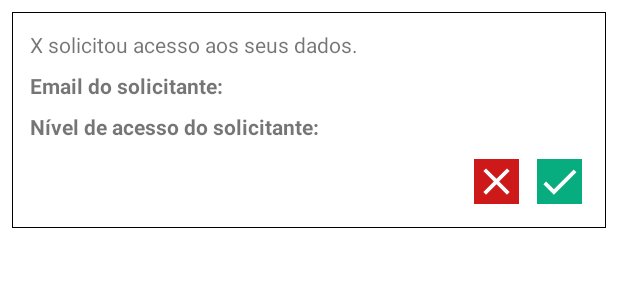
After one commit to luciopeloso/TCC, an Android app: the layout item_receive_request.xml on its own in the app's theme, with its tools: preview values and no code run, on a phone screen of 412 x 824 dp. The commit adds this screen. Shown: the top 300 px of the screen. Run offline under Robolectric (Android 15) with nearby library versions, the phone set to English and light mode, and no system bars.

Commit message:
Criação do fragment request

```diff
--- a/app/src/main/java/com/example/tcc/ui/HomeFragment.kt
+++ b/app/src/main/java/com/example/tcc/ui/HomeFragment.kt
@@ -3,6 +3,8 @@ package com.example.tcc.ui
 import android.os.Bundle
 import androidx.fragment.app.Fragment
 import android.view.LayoutInflater
+import android.view.Menu
+import android.view.MenuInflater
 import android.view.View
 import android.view.ViewGroup
 import androidx.navigation.fragment.findNavController
@@ -39,8 +41,10 @@ class HomeFragment : Fragment() {
         return binding.root
     }
 
+
     override fun onViewCreated(view: View, savedInstanceState: Bundle?) {
         super.onViewCreated(view, savedInstanceState)
+
 
         auth = Firebase.auth
 
@@ -61,6 +65,7 @@ class HomeFragment : Fragment() {
 
         adapter.addFragment(HomeVisualFragment(), R.string.page_home)
         adapter.addFragment(EntriesFragment(), R.string.page_entries)
+        adapter.addFragment(RequestFragment(), R.string.page_requests)
 
         binding.viewPager.offscreenPageLimit = adapter.itemCount
 
--- /dev/null
+++ b/app/src/main/res/drawable/ic_accept.xml
@@ -0,0 +1,5 @@
+<vector android:height="24dp" android:tint="#FFFFFF"
+    android:viewportHeight="24" android:viewportWidth="24"
+    android:width="24dp" xmlns:android="http://schemas.android.com/apk/res/android">
+    <path android:fillColor="@android:color/white" android:pathData="M9,16.17L4.83,12l-1.42,1.41L9,19 21,7l-1.41,-1.41z"/>
+</vector>
--- /dev/null
+++ b/app/src/main/res/drawable/ic_exclude.xml
@@ -0,0 +1,5 @@
+<vector android:height="24dp" android:tint="#FFFFFF"
+    android:viewportHeight="24" android:viewportWidth="24"
+    android:width="24dp" xmlns:android="http://schemas.android.com/apk/res/android">
+    <path android:fillColor="@android:color/white" android:pathData="M19,6.41L17.59,5 12,10.59 6.41,5 5,6.41 10.59,12 5,17.59 6.41,19 12,13.41 17.59,19 19,17.59 13.41,12z"/>
+</vector>
--- /dev/null
+++ b/app/src/main/res/drawable/ic_settings.xml
@@ -0,0 +1,5 @@
+<vector android:height="24dp" android:tint="#FFFFFF"
+    android:viewportHeight="24" android:viewportWidth="24"
+    android:width="24dp" xmlns:android="http://schemas.android.com/apk/res/android">
+    <path android:fillColor="@android:color/white" android:pathData="M3,18h18v-2L3,16v2zM3,13h18v-2L3,11v2zM3,6v2h18L21,6L3,6z"/>
+</vector>
--- a/app/src/main/res/layout/fragment_home.xml
+++ b/app/src/main/res/layout/fragment_home.xml
@@ -48,6 +48,8 @@
                 app:layout_constraintEnd_toEndOf="parent"
                 app:layout_constraintTop_toTopOf="parent" />
 
+
+
         </androidx.constraintlayout.widget.ConstraintLayout>
 
     </com.google.android.material.appbar.AppBarLayout>
@@ -67,4 +69,6 @@
         app:layout_constraintStart_toStartOf="parent"
         app:layout_constraintTop_toBottomOf="@id/tab_layout" />
 
+
+
 </androidx.constraintlayout.widget.ConstraintLayout>
--- /dev/null
+++ b/app/src/main/res/layout/item_receive_request.xml
@@ -0,0 +1,93 @@
+<?xml version="1.0" encoding="utf-8"?>
+<androidx.constraintlayout.widget.ConstraintLayout xmlns:android="http://schemas.android.com/apk/res/android"
+    xmlns:app="http://schemas.android.com/apk/res-auto"
+    xmlns:tools="http://schemas.android.com/tools"
+    android:layout_width="match_parent"
+    android:layout_height="wrap_content"
+    android:layout_margin="8dp"
+    android:layout_marginBottom="4dp"
+    android:background="@drawable/text_view_border">
+
+    <androidx.constraintlayout.widget.ConstraintLayout
+        android:layout_width="match_parent"
+        android:layout_height="wrap_content"
+        app:layout_constraintEnd_toEndOf="parent"
+        app:layout_constraintStart_toStartOf="parent"
+        app:layout_constraintTop_toTopOf="parent"
+        android:padding="4dp">
+
+        <TextView
+            android:id="@+id/text_message"
+            android:layout_width="wrap_content"
+            android:layout_height="wrap_content"
+            android:layout_margin="8dp"
+            android:text="@string/item_receive_request_message"
+            app:layout_constraintStart_toStartOf="parent"
+            app:layout_constraintTop_toTopOf="parent" />
+
+        <TextView
+            android:id="@+id/text_show_sender_email"
+            android:layout_width="wrap_content"
+            android:layout_height="wrap_content"
+            android:layout_margin="8dp"
+            android:layout_marginEnd="4dp"
+            android:text="@string/item_receive_request_text_sender_email"
+            android:textStyle="bold"
+            app:layout_constraintStart_toStartOf="parent"
+            app:layout_constraintTop_toBottomOf="@+id/text_message" />
+
+        <TextView
+            android:id="@+id/text_sender_email"
+            android:layout_width="wrap_content"
+            android:layout_height="wrap_content"
+            android:layout_margin="8dp"
+            android:textStyle="bold"
+            app:layout_constraintStart_toEndOf="@+id/text_show_sender_email"
+            app:layout_constraintTop_toBottomOf="@+id/text_message" />
+
+        <TextView
+            android:id="@+id/text_show_sender_type"
+            android:layout_width="wrap_content"
+            android:layout_height="wrap_content"
+            android:layout_margin="8dp"
+            android:text="@string/item_receive_request_text_sender_type"
+            android:textStyle="bold"
+            app:layout_constraintStart_toStartOf="parent"
+            app:layout_constraintTop_toBottomOf="@+id/text_show_sender_email" />
+
+        <TextView
+            android:id="@+id/text_sender_type"
+            android:layout_width="wrap_content"
+            android:layout_height="wrap_content"
+            android:layout_margin="8dp"
+            android:textStyle="bold"
+            app:layout_constraintStart_toEndOf="@+id/text_show_sender_type"
+            app:layout_constraintTop_toBottomOf="@+id/text_sender_email" />
+
+        <ImageView
+            android:id="@+id/image_accept"
+            android:layout_width="30dp"
+            android:layout_height="30dp"
+            android:layout_margin="12dp"
+            android:background="@color/green_leaf"
+            android:src="@drawable/ic_accept"
+            app:layout_constraintBottom_toBottomOf="parent"
+            app:layout_constraintEnd_toEndOf="parent"
+            app:layout_constraintTop_toBottomOf="@+id/text_sender_type"
+            android:importantForAccessibility="no" />
+
+        <ImageView
+            android:id="@+id/image_exclude"
+            android:layout_width="30dp"
+            android:layout_height="30dp"
+            android:layout_margin="12dp"
+            android:background="@color/red"
+            android:src="@drawable/ic_exclude"
+            app:layout_constraintBottom_toBottomOf="parent"
+            app:layout_constraintEnd_toStartOf="@+id/image_accept"
+            app:layout_constraintTop_toBottomOf="@+id/text_sender_type"
+            android:importantForAccessibility="no" />
+
+    </androidx.constraintlayout.widget.ConstraintLayout>
+
+</androidx.constraintlayout.widget.ConstraintLayout>
--- a/app/src/main/res/values/colors.xml
+++ b/app/src/main/res/values/colors.xml
@@ -9,4 +9,6 @@
     <color name="white">#FFFFFFFF</color>
     <color name="gray">#DADADA</color>
     <color name="green_leaf">#08AD7F</color>
+    <color name="red">#CD1919</color>
+
 </resources>
--- a/app/src/main/res/values/strings.xml
+++ b/app/src/main/res/values/strings.xml
@@ -1,5 +1,5 @@
 <resources>
-    <string name="app_name">TCC</string>
+    <string name="app_name">Sistema Agro</string>
     <string name="app_toolbar_title">Sistema Agro</string>
     <string name="ERROR_UNEXPECTED">Um erro inesperado ocorreu. Tente novamente mais tarde.</string>
     <string name="ERROR_LOAD_TASK">Erro ao carregar a tarefa.</string>
@@ -15,6 +15,7 @@
 
     <string name="page_home">Inicio</string>
     <string name="page_entries">Entradas</string>
+    <string name="page_requests">Meus Acessos</string>
 
     <string name="page_properties">Propriedades</string>
     <string name="page_property_entries">Entradas</string>
@@ -170,5 +171,17 @@
     <string name="item_entry_vintage_text_begin">Inicio:</string>
     <string name="item_entry_vintage_text_end">Término:</string>
 
+    <!--Item Request Receive/Manage-->
+    <string name="item_receive_request_message">X solicitou acesso aos seus dados.</string>
+    <string name="item_receive_request_text_sender_email">Email do solicitante:</string>
+    <string name="item_receive_request_text_sender_type">Nível de acesso do solicitante:</string>
+    <string name="item_manage_request_status">Status de requisição:</string>
 
+    <!--Request Fragment-->
+    <string name="request_fragment_text_request">Requisições</string>
+    <string name="fragment_request_text_access">Meus acessos</string>
+
+    <!--Menu-->
+    <string name="cutom_menu_title">Menu</string>
+    <string name="custom_menu_item_manage_request">Gerenciar Acessos</string>
 </resources>
```
Also changed, not shown: app/src/main/java/com/example/tcc/ui/RequestFragment.kt (added, +35 -0 lines), app/src/main/res/layout/fragment_request.xml (added, +69 -0 lines), app/src/main/res/layout/item_manage_request.xml (added, +100 -0 lines), app/src/main/res/navigation/main_graph.xml (+14 -0 lines).
